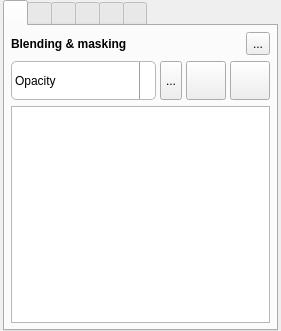
The window that src/MixingToolboxWidget.ui (markus-wa/glmixer-mirror) describes before a commit, drawn with Qt 5.
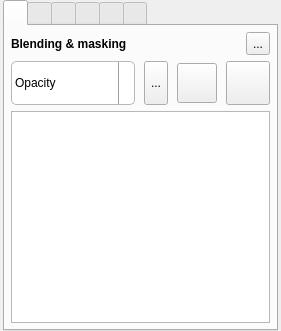
The same window after the commit. Icons and pictures are not drawn.

The edit to the form file:
```diff
--- a/src/MixingToolboxWidget.ui
+++ b/src/MixingToolboxWidget.ui
@@ -124,7 +124,7 @@
        <item>
         <layout class="QHBoxLayout" name="horizontalLayout_7">
          <property name="spacing">
-          <number>4</number>
+          <number>9</number>
          </property>
          <item>
           <widget class="QComboBox" name="blendingBox">
@@ -141,7 +141,7 @@
      border-radius: 5px;
      padding: 1px 3px 1px 3px;
      font-size: 12px;
-     max-height: 36px;
+     max-height: 42px;
  }
 
  QComboBox:on { /* shift the text when the popup opens */
@@ -241,14 +241,8 @@
           <widget class="QToolButton" name="blendingCustomButton">
            <property name="minimumSize">
             <size>
-             <width>24</width>
-             <height>20</height>
-            </size>
-           </property>
-           <property name="maximumSize">
-            <size>
-             <width>24</width>
-             <height>40</height>
+             <width>18</width>
+             <height>44</height>
             </size>
            </property>
            <property name="toolTip">
@@ -256,8 +250,8 @@
            </property>
            <property name="styleSheet">
             <string notr="true">QToolButton {
-     min-width: 20px;
-     max-width: 20px;
+     min-height: 42px;
+     max-height: 42px;
 }</string>
            </property>
            <property name="text">
@@ -306,18 +300,6 @@
          </item>
          <item>
           <widget class="QToolButton" name="blendingPixelatedButton">
-           <property name="minimumSize">
-            <size>
-             <width>20</width>
-             <height>20</height>
-            </size>
-           </property>
-           <property name="maximumSize">
-            <size>
-             <width>40</width>
-             <height>40</height>
-            </size>
-           </property>
            <property name="toolTip">
             <string>Smoothed / Pixelated 
 (smooth between pixels or show square pixels)</string>
@@ -326,13 +308,13 @@
             <string>Smoothed / Pixelated \n(smooth between pixels or show square pixels)</string>
            </property>
            <property name="styleSheet">
-            <string notr="true">QToolButton:checked {    
-     border-color: transparent;
-     background: transparent;
-}
-
-QToolButton:checked:hover {
-    border-color: palette(highlight);
+            <string notr="true">QToolButton {
+     width: 42px;
+     height: 42px;
+     min-width: 42px;
+     min-height: 42px;
+     max-width: 42px;
+     max-height: 42px;
 }</string>
            </property>
            <property name="icon">
```
